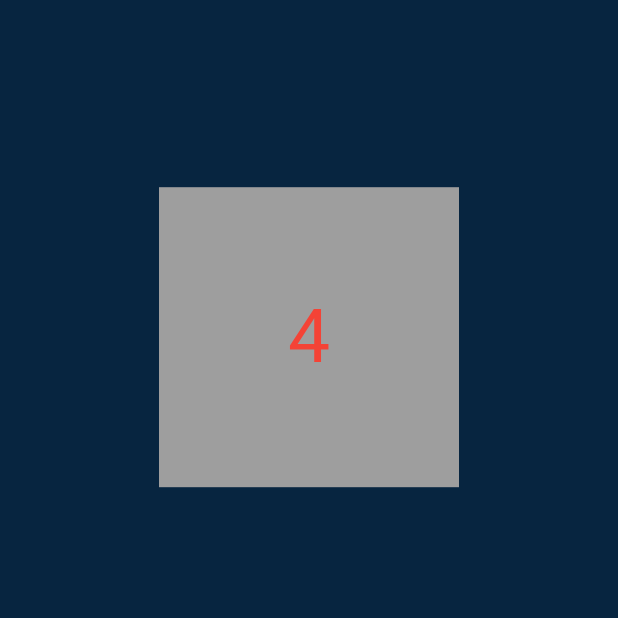
After one commit to DhrupamP/Memorize, a Flutter app: the GameEnd screen opened by its route, on a phone screen of 412 x 824 dp, the top half of it. The commit adds this screen. Run offline on Flutter 3.47's test engine with Material 2 defaults, Android fonts, the phone set to English and light mode, and no system bars.

Commit message:
add game_end screen

```diff
--- /dev/null
+++ b/lib/Comps/game_end/game_end.dart
@@ -0,0 +1,60 @@
+import 'dart:async';
+
+import 'package:flutter/material.dart';
+
+int _start = 5;
+
+class GameEnd extends StatefulWidget {
+  const GameEnd({Key? key}) : super(key: key);
+
+  @override
+  _GameEndState createState() => _GameEndState();
+}
+
+class _GameEndState extends State<GameEnd> {
+  @override
+  void initState() {
+    super.initState();
+    startTimer();
+  }
+
+  void startTimer() {
+    const oneSec = const Duration(seconds: 1);
+    Timer _timer = Timer.periodic(
+      oneSec,
+      (Timer timer) {
+        if (_start == 0) {
+          setState(() {
+            timer.cancel();
+            // Navigator.pushNamed(context, '/gameend');
+          });
+        } else {
+          setState(() {
+            _start--;
+          });
+        }
+      },
+    );
+  }
+
+  @override
+  Widget build(BuildContext context) {
+    return Scaffold(
+      backgroundColor: Color(0xff072540),
+      body: Align(
+        alignment: Alignment(0, -0.6),
+        child: Container(
+          height: 200,
+          width: 200,
+          decoration: BoxDecoration(color: Colors.grey),
+          child: Center(
+            child: Text(
+              _start.toString(),
+              style: const TextStyle(fontSize: 50, color: Colors.red),
+            ),
+          ),
+        ),
+      ),
+    );
+  }
+}
--- a/lib/Comps/game_start/game_start.dart
+++ b/lib/Comps/game_start/game_start.dart
@@ -11,7 +11,7 @@ class GameStart extends StatefulWidget {
 
 class _GameStartState extends State<GameStart> {
   int num = 0;
-  int _start = 10;
+  int _start = 5;
 
   @override
   void initState() {
@@ -28,6 +28,7 @@ class _GameStartState extends State<GameStart> {
         if (_start == 0) {
           setState(() {
             timer.cancel();
+            Navigator.pushNamed(context, '/gameend');
           });
         } else {
           setState(() {
--- a/lib/main.dart
+++ b/lib/main.dart
@@ -1,6 +1,7 @@
 // ignore_for_file: prefer_const_constructors
 
 import 'package:flutter/material.dart';
+import 'package:memorizegame/Comps/game_end/game_end.dart';
 import 'package:memorizegame/Comps/game_start/game_start.dart';
 import 'Comps/Home/home.dart';
 
@@ -19,6 +20,7 @@ class MyApp extends StatelessWidget {
         home: Home(),
         routes: {
           '/gamestart': (context) => const GameStart(),
+          '/gameend': (context) => const GameEnd(),
         });
   }
 }
```
